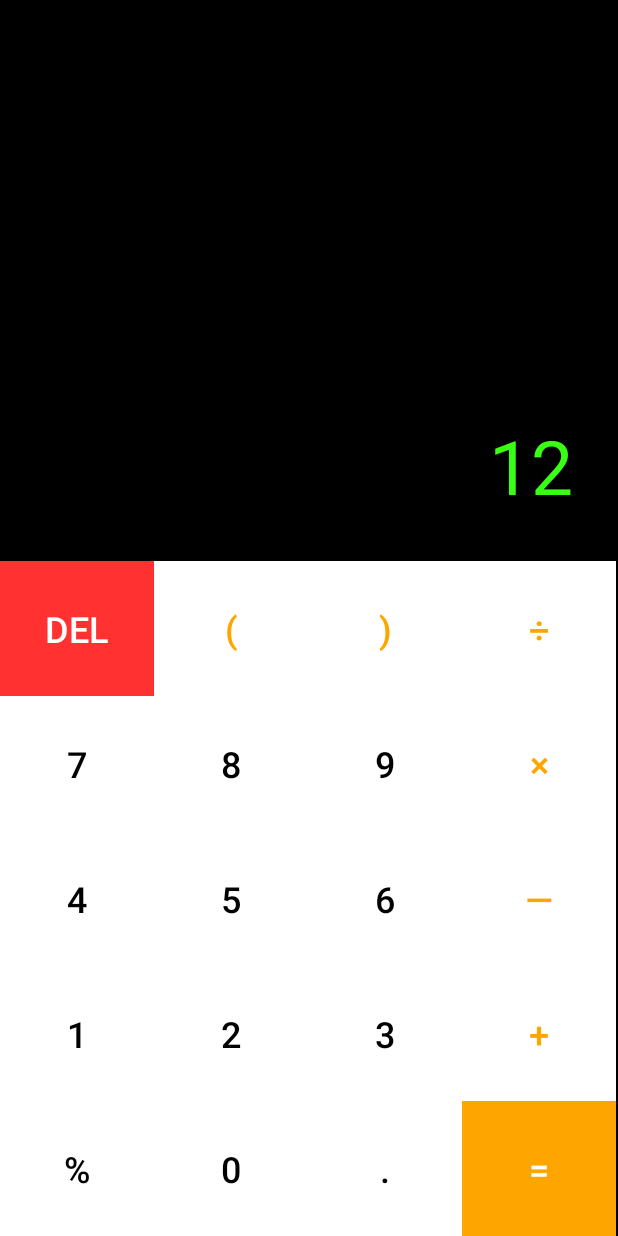
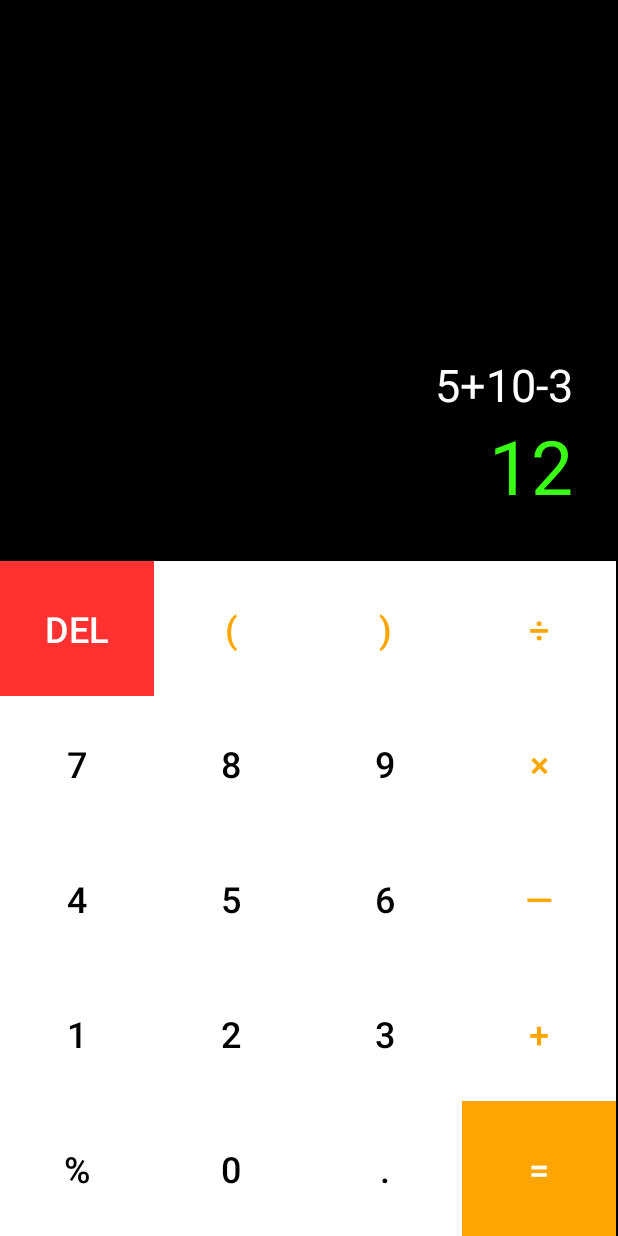
Before and after one commit to Rigel-White/calculator, an Android app: the layout activity_main.xml on its own in the app's theme, with its tools: preview values and no code run, on a phone screen of 412 x 824 dp. Run offline under Robolectric (Android 15) with nearby library versions, the phone set to English and light mode, and no system bars.

```diff
--- a/app/src/main/res/layout/activity_main.xml
+++ b/app/src/main/res/layout/activity_main.xml
@@ -21,7 +21,7 @@
             android:layout_width="match_parent"
             android:layout_height="wrap_content"
             android:gravity="end"
-            android:textColor="@color/black"
+            android:textColor="@color/white"
             android:textSize="30sp"
             tools:text="5+10-3" />
         <TextView
@@ -101,7 +101,6 @@
                 style="@style/Button_Style"
                 android:layout_width="wrap_content"
                 android:layout_height="90dp"
-
                 android:text="4" />
             <androidx.appcompat.widget.AppCompatButton
                 android:id="@+id/button_5"
```
Also changed, not shown: app/src/main/java/com/example/calacator/MainActivity.kt (+4 -4 lines).
